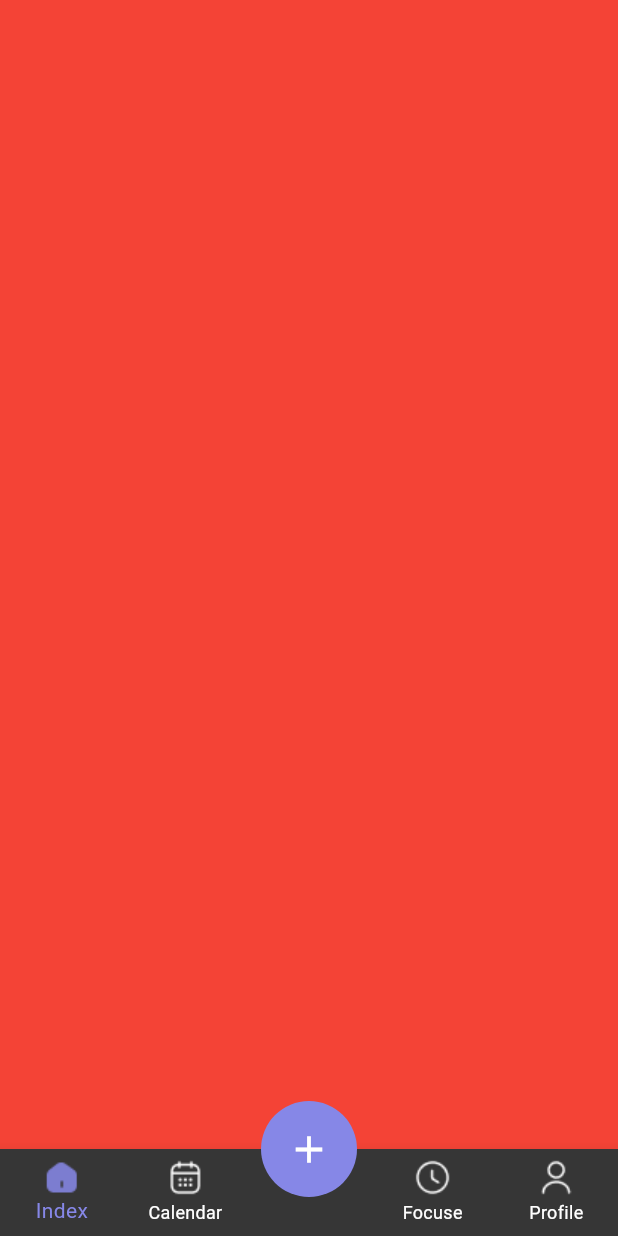
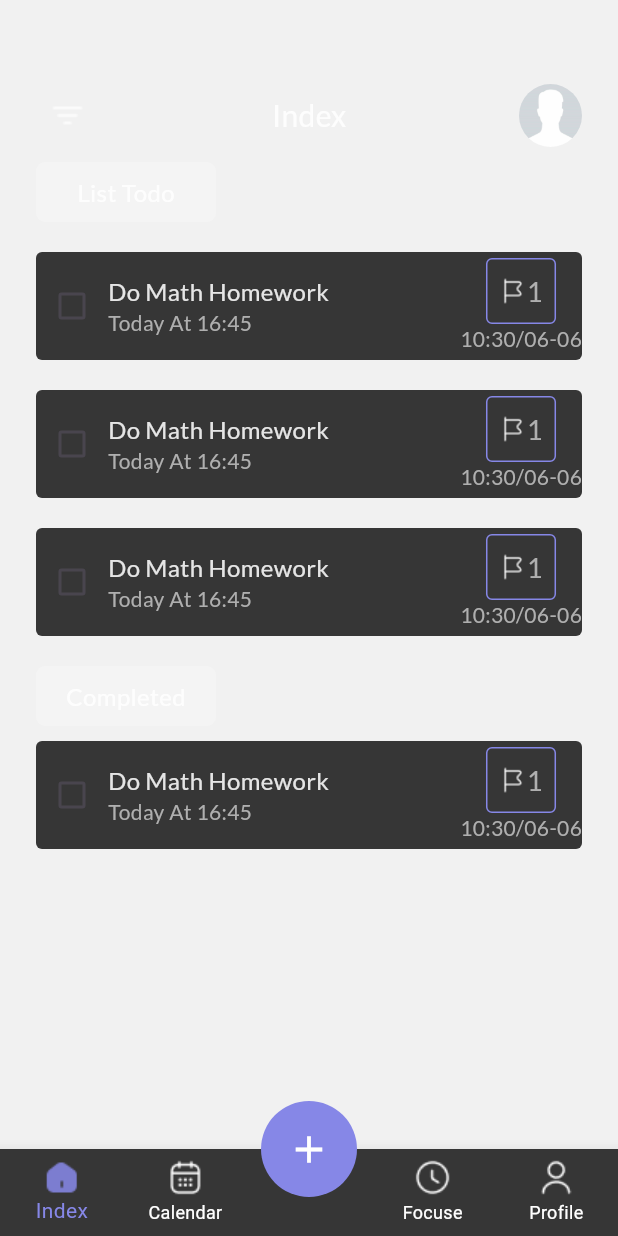
Before and after one commit to nguyendat0908/ToDoApp_flutter, a Flutter app: the screen it shows once a user with an empty profile is signed in, on a phone screen of 412 x 824 dp. Run offline on Flutter 3.47's test engine with Material 3 defaults, Android fonts, the phone set to English and light mode, and no system bars; our stand-ins replace easy_localization, equatable, firebase_auth, firebase_core, flutter_bloc, flutter_colorpicker and 2 more; missing offline and left inert: flutter_iconpicker; accounts and stored records are empty; generated files the repository leaves out were written again.

Commit message:
Continue IndexPage And FireStore

```diff
--- /dev/null
+++ b/lib/models/todos_models.dart
@@ -0,0 +1,36 @@
+class TodoModels {
+  String? title;
+  String? description;
+  bool? isDone;
+  int? priority;
+  DateTime? dateTime;
+
+  TodoModels(
+      {this.title,
+      this.description,
+      this.isDone,
+      this.priority,
+      this.dateTime});
+
+  // Chuyen doi doi tuong to do thanh map dang Key - Value
+  Map<String, dynamic> toMap() {
+    return {
+      'title': title,
+      'description': description,
+      'isDone': isDone,
+      'priority': priority,
+      'dateTime': dateTime
+    };
+  }
+
+  // Chuyển đổi dữ liệu từ Firestore thành đối tượng to do.
+  factory TodoModels.fromMap(Map<String, dynamic> map) {
+    return TodoModels(
+      title: map['title'],
+      description: map['description'],
+      isDone: map['isDone'],
+      priority: map['priority'],
+      dateTime: map['dateTime'],
+    );
+  }
+}
--- a/lib/ui/category/category_list_page.dart
+++ b/lib/ui/category/category_list_page.dart
@@ -80,7 +80,7 @@ class _CategoryListPageState extends State<CategoryListPage> {
   Widget _buildGridCategoryList() {
     return GridView.builder(
       shrinkWrap: true,
-      physics: const NeverScrollableScrollPhysics(),
+      physics: const ScrollPhysics(),
       gridDelegate: const SliverGridDelegateWithFixedCrossAxisCount(
           crossAxisCount: 3, childAspectRatio: 0.7),
       itemBuilder: (context, index) {
--- a/lib/ui/index/index_page.dart
+++ b/lib/ui/index/index_page.dart
@@ -0,0 +1,253 @@
+import 'package:easy_localization/easy_localization.dart';
+import 'package:flutter/material.dart';
+
+class IndexPage extends StatefulWidget {
+  const IndexPage({super.key});
+
+  @override
+  State<IndexPage> createState() => _IndexPageState();
+}
+
+class _IndexPageState extends State<IndexPage> {
+  bool _isChecked = false;
+  @override
+  Widget build(BuildContext context) {
+    return SafeArea(
+      child: Scaffold(
+        backgroundColor: Colors.transparent,
+        body: _buildBodyPage(),
+      ),
+    );
+  }
+
+  Widget _buildBodyPage() {
+    return Container(
+      margin: EdgeInsets.symmetric(horizontal: 24, vertical: 56),
+      child: Column(
+        mainAxisAlignment: MainAxisAlignment.start,
+        crossAxisAlignment: CrossAxisAlignment.start,
+        children: [
+          _buildHeadIndex(),
+          _buildTodoBox(),
+          _buildListTodo(),
+          _buildCompletedBox(),
+          _buildListTodoCompleted(),
+        ],
+      ),
+    );
+  }
+
+  Widget _buildHeadIndex() {
+    return Row(
+      children: [
+        Image.asset(
+          "assets/images/List_index.png",
+          height: 42,
+          width: 42,
+          fit: BoxFit.fill,
+        ),
+        Expanded(child: Container()),
+        Text(
+          'Index',
+          style: TextStyle(
+              fontSize: 20,
+              fontFamily: 'Lato',
+              color: Colors.white.withOpacity(0.87)),
+        ),
+        Expanded(child: Container()),
+        ClipRRect(
+          borderRadius: BorderRadius.circular(24),
+          child: Image.asset(
+            "assets/images/avatar.jpg",
+            height: 42,
+            width: 42,
+            fit: BoxFit.fill,
+          ),
+        ),
+      ],
+    );
+  }
+
+  Widget _buildCompletedBox() {
+    return Container(
+      alignment: Alignment.center,
+      child: Text(
+        'Completed',
+        style: TextStyle(
+            fontSize: 16,
+            fontFamily: 'Lato',
+            color: Colors.white.withOpacity(0.87)),
+      ),
+      margin: EdgeInsets.only(top: 10),
+      height: 40,
+      width: 120,
+      decoration: BoxDecoration(
+          color: Colors.white.withOpacity(0.21),
+          borderRadius: BorderRadius.circular(6)),
+    );
+  }
+
+  Widget _buildListTodo() {
+    return ListView.builder(
+      shrinkWrap: true,
+      itemBuilder: (context, index) {
+        return _buildListItems();
+      },
+      itemCount: 3,
+    );
+  }
+
+  Widget _buildListItems() {
+    return Container(
+      margin: EdgeInsets.symmetric(vertical: 10),
+      width: 327,
+      height: 72,
+      decoration: BoxDecoration(
+        color: Color(0xFF363636),
+        borderRadius: BorderRadius.circular(4),
+      ),
+      child: Row(
+        children: [
+          Checkbox(
+            value: _isChecked,
+            onChanged: (val) {
+              setState(() {
+                _isChecked = val!;
+              });
+            },
+            activeColor: Colors.white,
+            checkColor: Colors.green,
+          ),
+          _buildDescAndTitle(),
+          Expanded(child: Container()),
+          _buildTimeAndPriority(),
+        ],
+      ),
+    );
+  }
+
+  Widget _buildTodoBox() {
+    return Container(
+      alignment: Alignment.center,
+      child: Text(
+        'List Todo',
+        style: TextStyle(
+            fontSize: 16,
+            fontFamily: 'Lato',
+            color: Colors.white.withOpacity(0.87)),
+      ),
+      margin: EdgeInsets.symmetric(vertical: 10),
+      height: 40,
+      width: 120,
+      decoration: BoxDecoration(
+          color: Colors.white.withOpacity(0.21),
+          borderRadius: BorderRadius.circular(6)),
+    );
+  }
+
+  Widget _buildListTodoCompleted() {
+    return ListView.builder(
+      shrinkWrap: true,
+      itemBuilder: (context, index) {
+        return _buildListItemsCompleted();
+      },
+      itemCount: 1,
+    );
+  }
+
+  Widget _buildListItemsCompleted() {
+    return Container(
+      margin: EdgeInsets.symmetric(vertical: 10),
+      width: 327,
+      height: 72,
+      decoration: BoxDecoration(
+        color: Color(0xFF363636),
+        borderRadius: BorderRadius.circular(4),
+      ),
+      child: Row(
+        children: [
+          Checkbox(
+            value: _isChecked,
+            onChanged: (val) {
+              setState(() {
+                _isChecked = val!;
+              });
+            },
+            activeColor: Colors.white,
+            checkColor: Colors.green,
+          ),
+          _buildDescAndTitle(),
+          Expanded(child: Container()),
+          _buildTimeAndPriority(),
+        ],
+      ),
+    );
+  }
+
+  Widget _buildDescAndTitle() {
+    return Column(
+      mainAxisAlignment: MainAxisAlignment.center,
+      crossAxisAlignment: CrossAxisAlignment.start,
+      children: [
+        Text(
+          'Do Math Homework',
+          style: TextStyle(
+              fontSize: 16,
+              fontFamily: 'Lato',
+              color: Colors.white.withOpacity(0.87)),
+        ),
+        Text(
+          'Today At 16:45',
+          style: TextStyle(
+              fontSize: 14, fontFamily: 'Lato', color: Color(0xFFAFAFAF)),
+        ),
+      ],
+    );
+  }
+
+  Widget _buildTimeAndPriority() {
+    return Column(
+      mainAxisAlignment: MainAxisAlignment.center,
+      children: [
+        _buildPriority(),
+        _buildTime(),
+      ],
+    );
+  }
+
+  Widget _buildTime() {
+    DateTime now = DateTime.now();
+    String formattedDate = DateFormat('HH:mm/dd-MM', 'vi').format(now);
+    return Container(
+      child: Text(
+        formattedDate,
+        style: TextStyle(
+            fontSize: 14, fontFamily: 'Lato', color: Color(0xFFAFAFAF)),
+      ),
+    );
+  }
+
+  Widget _buildPriority() {
+    return Container(
+      decoration: BoxDecoration(
+          border: Border.all(width: 1, color: Color(0xFF8687E7)),
+          borderRadius: BorderRadius.circular(4)),
+      padding: EdgeInsets.all(8),
+      child: Row(
+        children: [
+          Image.asset(
+            "assets/images/task_flag.png",
+            width: 18,
+            height: 18,
+            fit: BoxFit.fill,
+          ),
+          Text(
+            '1',
+            style: const TextStyle(
+                fontSize: 18, fontFamily: 'Lato', color: Color(0xFFAFAFAF)),
+          ),
+        ],
+      ),
+    );
+  }
+}
--- a/lib/ui/main/main_page.dart
+++ b/lib/ui/main/main_page.dart
@@ -1,4 +1,5 @@
 import 'package:flutter/material.dart';
+import 'package:todo_app/ui/index/index_page.dart';
 import 'package:todo_app/ui/profile/profile_page.dart';
 import 'package:todo_app/ui/task/create_task_page.dart';
 
@@ -19,7 +20,7 @@ class _MainPageState extends State<MainPage> {
     super.initState();
     _page = [
       Container(
-        color: Colors.red,
+        child: const IndexPage(),
       ),
       Container(
         color: Colors.yellow,
@@ -31,7 +32,7 @@ class _MainPageState extends State<MainPage> {
         color: Colors.blue,
       ),
       Container(
-        child: SafeArea(
+        child: const SafeArea(
           child: ProfilePage(),
         ),
       ),
--- a/pubspec.yaml
+++ b/pubspec.yaml
@@ -43,6 +43,7 @@ dependencies:
   flutter_bloc: ^8.1.5
   equatable: ^2.0.5
   firebase_auth: ^5.0.0
+  cloud_firestore: ^5.0.0
 
   intl: ^0.18.1
   firebase_core: ^3.0.0
```
Also changed, not shown: assets/images/List_index.png (added), assets/images/avatar.jpg (added), pubspec.lock.
